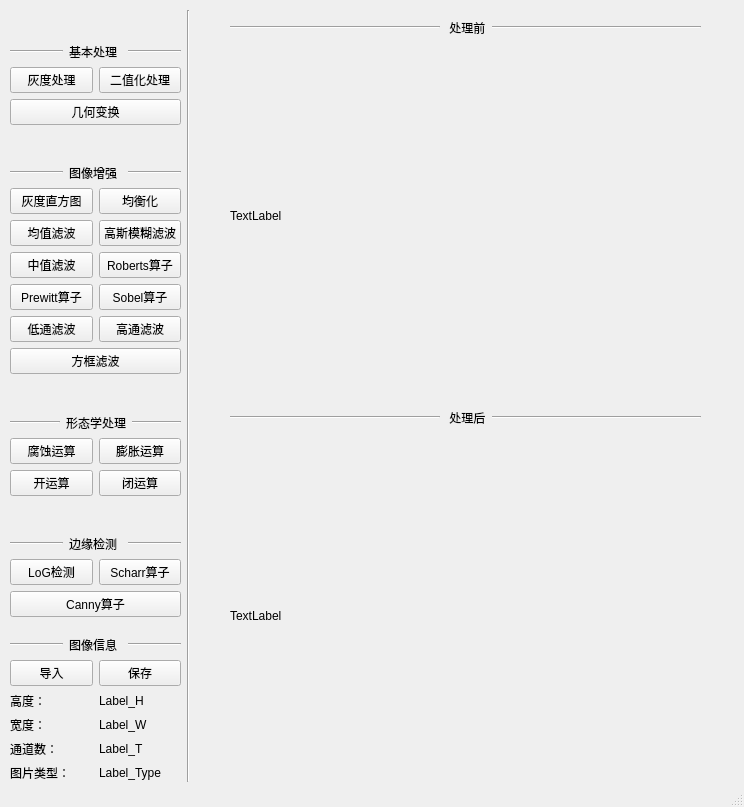
Qt form MainWindow.ui (Accelerator-poi/DigitalImageProcessing) before a commit.
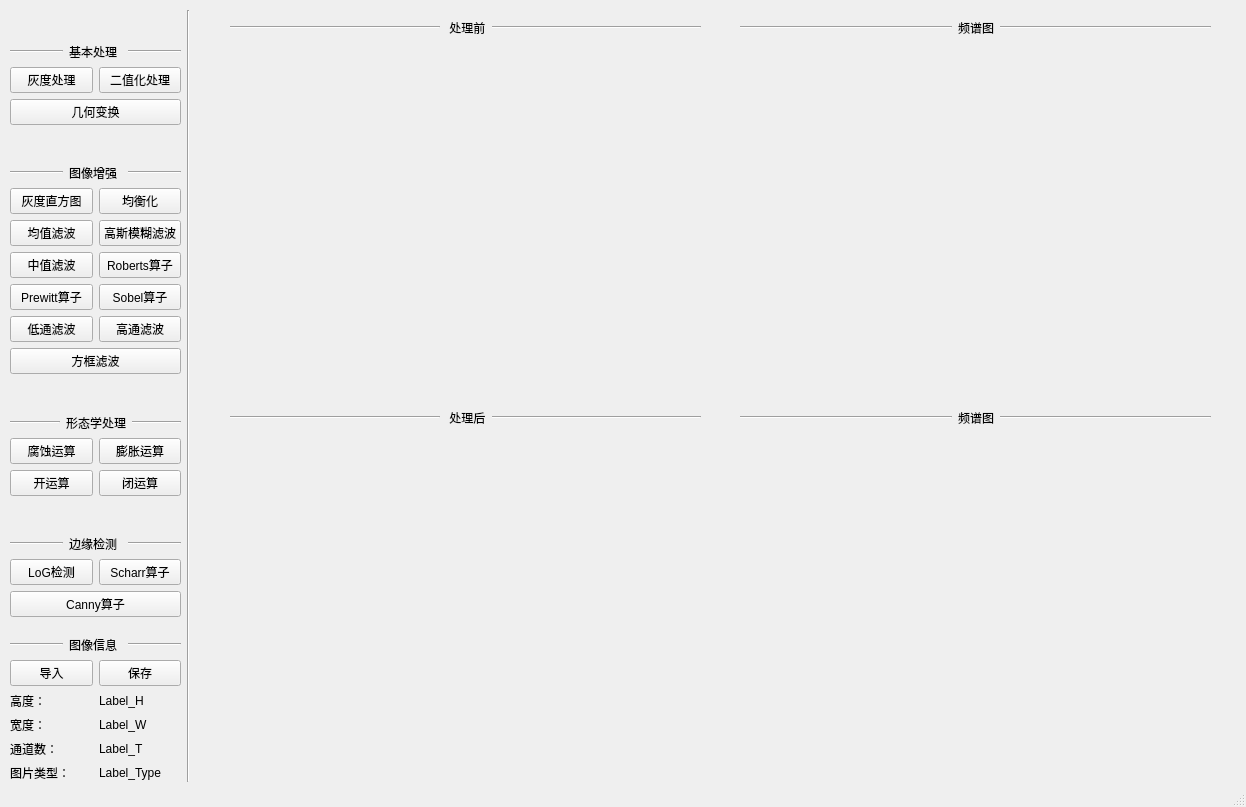
The same form after that commit.

Commit message: 修改了UI，能使频谱图直接显示。但是滤波等处理频谱图显示不正常，且频谱图四周为白边，须进一步优化

```diff
--- a/MainWindow.ui
+++ b/MainWindow.ui
@@ -6,7 +6,7 @@
    <rect>
     <x>0</x>
     <y>0</y>
-    <width>744</width>
+    <width>1246</width>
     <height>807</height>
    </rect>
   </property>
@@ -564,7 +564,7 @@
      </sizepolicy>
     </property>
     <property name="text">
-     <string>TextLabel</string>
+     <string/>
     </property>
    </widget>
    <widget class="QLabel" name="PicAfter">
@@ -583,7 +583,7 @@
      </sizepolicy>
     </property>
     <property name="text">
-     <string>TextLabel</string>
+     <string/>
     </property>
    </widget>
    <widget class="QWidget" name="layoutWidget">
@@ -637,6 +637,146 @@
      </item>
     </layout>
    </widget>
+   <widget class="QWidget" name="layoutWidget_2">
+    <property name="geometry">
+     <rect>
+      <x>740</x>
+      <y>20</y>
+      <width>471</width>
+      <height>16</height>
+     </rect>
+    </property>
+    <layout class="QHBoxLayout" name="horizontalLayout_15">
+     <item>
+      <widget class="Line" name="line_16">
+       <property name="sizePolicy">
+        <sizepolicy hsizetype="Expanding" vsizetype="Fixed">
+         <horstretch>0</horstretch>
+         <verstretch>0</verstretch>
+        </sizepolicy>
+       </property>
+       <property name="orientation">
+        <enum>Qt::Horizontal</enum>
+       </property>
+      </widget>
+     </item>
+     <item>
+      <widget class="QLabel" name="label_8">
+       <property name="sizePolicy">
+        <sizepolicy hsizetype="Preferred" vsizetype="Preferred">
+         <horstretch>0</horstretch>
+         <verstretch>0</verstretch>
+        </sizepolicy>
+       </property>
+       <property name="text">
+        <string>频谱图</string>
+       </property>
+      </widget>
+     </item>
+     <item>
+      <widget class="Line" name="line_17">
+       <property name="sizePolicy">
+        <sizepolicy hsizetype="Expanding" vsizetype="Fixed">
+         <horstretch>0</horstretch>
+         <verstretch>0</verstretch>
+        </sizepolicy>
+       </property>
+       <property name="orientation">
+        <enum>Qt::Horizontal</enum>
+       </property>
+      </widget>
+     </item>
+    </layout>
+   </widget>
+   <widget class="QLabel" name="FFTBefore">
+    <property name="geometry">
+     <rect>
+      <x>740</x>
+      <y>50</y>
+      <width>471</width>
+      <height>331</height>
+     </rect>
+    </property>
+    <property name="sizePolicy">
+     <sizepolicy hsizetype="Preferred" vsizetype="Preferred">
+      <horstretch>0</horstretch>
+      <verstretch>0</verstretch>
+     </sizepolicy>
+    </property>
+    <property name="text">
+     <string/>
+    </property>
+   </widget>
+   <widget class="QWidget" name="layoutWidget_3">
+    <property name="geometry">
+     <rect>
+      <x>740</x>
+      <y>410</y>
+      <width>471</width>
+      <height>16</height>
+     </rect>
+    </property>
+    <layout class="QHBoxLayout" name="horizontalLayout_16">
+     <item>
+      <widget class="Line" name="line_18">
+       <property name="sizePolicy">
+        <sizepolicy hsizetype="Expanding" vsizetype="Fixed">
+         <horstretch>0</horstretch>
+         <verstretch>0</verstretch>
+        </sizepolicy>
+       </property>
+       <property name="orientation">
+        <enum>Qt::Horizontal</enum>
+       </property>
+      </widget>
+     </item>
+     <item>
+      <widget class="QLabel" name="label_11">
+       <property name="sizePolicy">
+        <sizepolicy hsizetype="Preferred" vsizetype="Preferred">
+         <horstretch>0</horstretch>
+         <verstretch>0</verstretch>
+        </sizepolicy>
+       </property>
+       <property name="text">
+        <string>频谱图</string>
+       </property>
+      </widget>
+     </item>
+     <item>
+      <widget class="Line" name="line_19">
+       <property name="sizePolicy">
+        <sizepolicy hsizetype="Expanding" vsizetype="Fixed">
+         <horstretch>0</horstretch>
+         <verstretch>0</verstretch>
+        </sizepolicy>
+       </property>
+       <property name="orientation">
+        <enum>Qt::Horizontal</enum>
+       </property>
+      </widget>
+     </item>
+    </layout>
+   </widget>
+   <widget class="QLabel" name="FFTAfter">
+    <property name="geometry">
+     <rect>
+      <x>740</x>
+      <y>440</y>
+      <width>471</width>
+      <height>331</height>
+     </rect>
+    </property>
+    <property name="sizePolicy">
+     <sizepolicy hsizetype="Preferred" vsizetype="Preferred">
+      <horstretch>0</horstretch>
+      <verstretch>0</verstretch>
+     </sizepolicy>
+    </property>
+    <property name="text">
+     <string/>
+    </property>
+   </widget>
   </widget>
   <widget class="QStatusBar" name="statusbar"/>
  </widget>
```
The commit also changes 2 other files.
